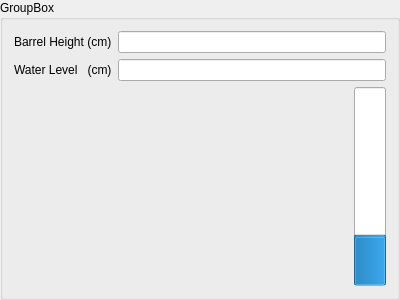
Old version of the form watertowerwidget.ui in the repository xlongfeng/home-security.
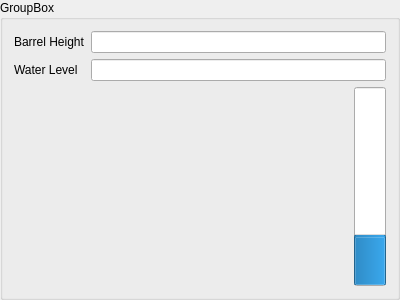
New version of the form. Custom widgets are drawn as their Qt base class.

```diff
--- a/watertowerwidget.ui
+++ b/watertowerwidget.ui
@@ -22,7 +22,7 @@
      <item row="0" column="0">
       <widget class="QLabel" name="label_2">
        <property name="text">
-        <string>Barrel Height (cm)</string>
+        <string>Barrel Height</string>
        </property>
       </widget>
      </item>
@@ -39,7 +39,7 @@
      <item row="1" column="0">
       <widget class="QLabel" name="label">
        <property name="text">
-        <string>Water Level   (cm)</string>
+        <string>Water Level</string>
        </property>
       </widget>
      </item>
```
